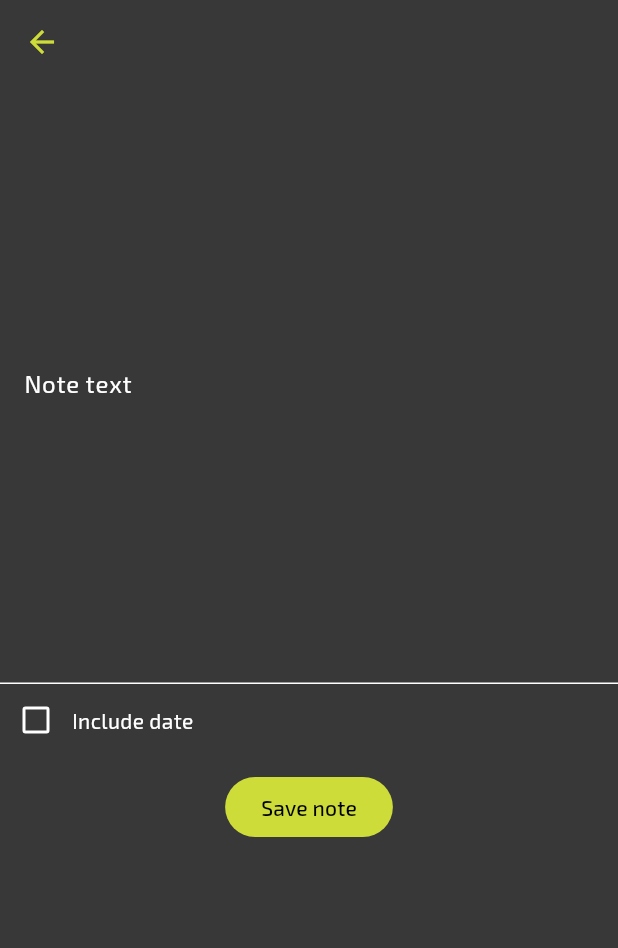
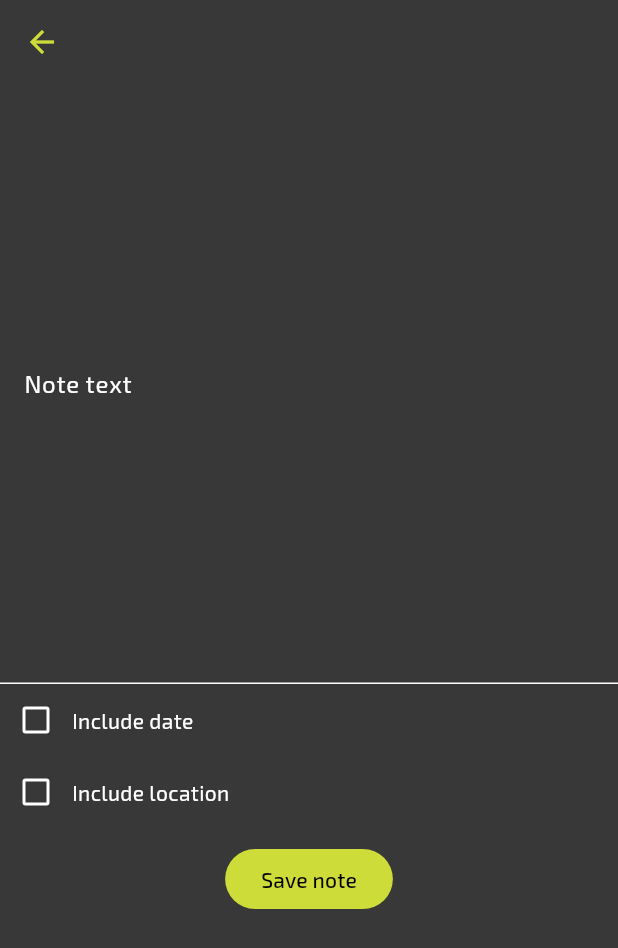
Before and after one commit to tyneon/memoDemo, a Flutter app: the screen it shows after launch, after a tap on the "add" icon, on a phone screen of 412 x 824 dp. Shown: the top 948 px of the screen. Run offline on Flutter 3.47's test engine with Material 2 defaults, Android fonts, the phone set to English and light mode, and no system bars; our stand-ins replace flutter_riverpod, google_fonts, shared_preferences, sqflite; accounts and stored records are empty.

Commit message:
Add location data model, add locations to DB

```diff
--- a/lib/api/db.dart
+++ b/lib/api/db.dart
@@ -1,6 +1,7 @@
 import 'package:sqflite/sqflite.dart';
 import 'package:path/path.dart';
 
+import 'package:memo/src/location.dart';
 import 'package:memo/src/note.dart';
 
 class Db {
@@ -8,26 +9,58 @@ class Db {
   static Future<void> init() async {
     db = await openDatabase(
       join(await getDatabasesPath(), 'memo.db'),
-      version: 1,
+      version: 2,
       onCreate: (db, version) async => _builder(db),
-      // onOpen: _builder,
+      onUpgrade: (db, oldVersion, newVersion) {
+        if (oldVersion == 1 && newVersion == 2) {
+          final batch = db.batch();
+          batch.execute(
+              'CREATE TABLE locations (id INTEGER PRIMARY KEY, lat REAL NOT NULL, lon REAL NOT NULL, address TEXT)');
+          batch.execute('ALTER TABLE notes ADD location_id INT');
+          for (final note in dummyNotesWithLocations) {
+            batch.execute(
+                'INSERT INTO notes (id, text, date_time, timed, location_id) VALUES ("${dummy_notes.length + dummyNotesWithLocations.indexOf(note) + 1}", "${note.text}", "${note.dateTime?.toIso8601String() ?? "null"}", ${note.timed ? 1 : 0}, ${dummyNotesWithLocations.indexOf(note)})');
+            batch.execute(
+                'INSERT INTO locations (id, lat, lon, address) VALUES (${dummyNotesWithLocations.indexOf(note)}, ${note.location!.lat}, ${note.location!.lon}, ${note.location!.address != null ? '"${note.location!.address}"' : 'null'})');
+          }
+          batch.commit();
+        }
+      },
+      onOpen: _builder,
     );
   }
 
   static void _builder(Database db) async {
     final batch = db.batch();
     batch.execute('DROP TABLE IF EXISTS notes');
+    batch.execute('DROP TABLE IF EXISTS reminders');
+    batch.execute('DROP TABLE IF EXISTS locations');
     batch.execute(
-        'CREATE TABLE IF NOT EXISTS notes (id INTEGER PRIMARY KEY, text TEXT NOT NULL, date_time TEXT, timed INTEGER NOT NULL)');
+        'CREATE TABLE IF NOT EXISTS notes (id INTEGER PRIMARY KEY, text TEXT NOT NULL, date_time TEXT, timed INTEGER NOT NULL, location_id INTEGER)');
     batch.execute(
         'CREATE TABLE IF NOT EXISTS reminders (id INTEGER PRIMARY KEY, date_time TEXT NOT NULL, note_id INTEGER NOT NULL, UNIQUE(date_time, note_id))');
+    batch.execute(
+        'CREATE TABLE locations (id INTEGER PRIMARY KEY, lat REAL NOT NULL, lon REAL NOT NULL, address TEXT)');
     for (final note in dummy_notes) {
+      final noteId = dummy_notes.indexOf(note) + 1;
       batch.execute(
-          'INSERT INTO notes (id, text, date_time, timed) VALUES ("${dummy_notes.indexOf(note) + 1}", "${note.text}", "${note.dateTime?.toIso8601String() ?? "null"}", ${note.timed ? 1 : 0})');
+          'INSERT INTO notes (id, text, date_time, timed) VALUES ("$noteId", "${note.text}", "${note.dateTime?.toIso8601String() ?? "null"}", ${note.timed ? 1 : 0})');
       for (final reminder in note.reminders) {
         batch.execute(
-            'INSERT OR IGNORE INTO reminders (date_time, note_id) VALUES ("${reminder.toIso8601String()}", ${dummy_notes.indexOf(note) + 1})');
+            'INSERT OR IGNORE INTO reminders (date_time, note_id) VALUES ("${reminder.toIso8601String()}", $noteId)');
       }
+    }
+    for (final note in dummyNotesWithLocations) {
+      final noteId =
+          dummy_notes.length + dummyNotesWithLocations.indexOf(note) + 1;
+      batch.execute(
+          'INSERT INTO notes (id, text, date_time, timed, location_id) VALUES ("$noteId", "${note.text}", "${note.dateTime?.toIso8601String() ?? "null"}", ${note.timed ? 1 : 0}, ${dummyNotesWithLocations.indexOf(note)})');
+      for (final reminder in note.reminders) {
+        batch.execute(
+            'INSERT OR IGNORE INTO reminders (date_time, note_id) VALUES ("${reminder.toIso8601String()}", $noteId)');
+      }
+      batch.execute(
+          'INSERT INTO locations (id, lat, lon, address) VALUES (${dummyNotesWithLocations.indexOf(note)}, ${note.location!.lat}, ${note.location!.lon}, ${note.location!.address != null ? '"${note.location!.address}"' : 'null'})');
     }
     batch.commit();
   }
@@ -36,7 +69,7 @@ class Db {
   static Future<List<Note>> getAll() async {
     final result = await db.query(
       'notes',
-      columns: ['id', 'text', 'date_time', 'timed'],
+      columns: ['id', 'text', 'date_time', 'timed', 'location_id'],
     );
     return Future.wait(result
         .map((data) async => Note(
@@ -44,9 +77,22 @@ class Db {
               id: data['id'] as int,
               dateTime: DateTime.tryParse(data['date_time'] as String),
               timed: (data['timed'] as int) == 1,
+              location: data['location_id'] == null
+                  ? null
+                  : await readLocationForNote(id: data['location_id'] as int),
               reminders: await readRemindersForNote(id: data['id'] as int),
             ))
         .toList());
+  }
+
+  static Future<int?> _getLocationIdFromNote(int id) async {
+    final result = await db.query(
+      'notes',
+      columns: ['location_id'],
+      where: 'id = ?',
+      whereArgs: [id],
+    );
+    return result.firstOrNull?['location_id'] as int?;
   }
 
   static Future<List<DateTime>> readRemindersForNote({required int id}) async {
@@ -61,19 +107,36 @@ class Db {
         .toList();
   }
 
+  static Future<Location?> readLocationForNote({required int id}) async {
+    final resultList = await db.query(
+      'locations',
+      columns: ['lat', 'lon', 'address'],
+      where: 'id = ?',
+      whereArgs: [id],
+    );
+    return resultList.isEmpty ? null : Location.fromMap(resultList.first);
+  }
+
   // add
   static Future<Note> add(
     String text,
     DateTime? dateTime,
-    bool timed, [
+    bool timed, {
+    Location? location,
     List<DateTime> reminders = const [],
-  ]) async {
+  }) async {
+    int? locationId;
+    if (location != null) {
+      locationId = await db.insert('locations', location.toMap());
+    }
+
     final id = await db.insert(
       'notes',
       {
         'text': text,
         'date_time': dateTime?.toIso8601String(),
         'timed': timed ? 1 : 0,
+        'location_id': locationId,
       },
     );
 
@@ -88,15 +151,22 @@ class Db {
         );
       }
     }
-    return Note(text, id: id, dateTime: dateTime, timed: timed);
+    return Note(
+      text,
+      id: id,
+      dateTime: dateTime,
+      timed: timed,
+      location: location,
+    );
   }
 
   // update
-  static Future<Note> update(
+  static Future<void> update(
     int id,
     String text,
     DateTime? dateTime,
     bool timed,
+    int? locationId,
   ) async {
     id = await db.update(
       'notes',
@@ -104,11 +174,28 @@ class Db {
         'text': text,
         'date_time': dateTime?.toIso8601String(),
         'timed': timed ? 1 : 0,
+        'location_id': locationId,
       },
       where: 'id = ?',
       whereArgs: [id],
     );
-    return Note(text, id: id, dateTime: dateTime, timed: timed);
+  }
+
+  static Future<int> updateLocationForNote(
+    int id,
+    Location location,
+  ) async {
+    final locationId = await _getLocationIdFromNote(id);
+    if (locationId == null) {
+      return await db.insert('locations', location.toMap());
+    } else {
+      return await db.update(
+        'locations',
+        location.toMap(),
+        where: 'id = ?',
+        whereArgs: [locationId],
+      );
+    }
   }
 
   static Future<void> delete({required int id}) async {
@@ -123,4 +210,13 @@ class Db {
       whereArgs: [id],
     );
   }
+
+  static Future<void> deleteLocationForNote(int id) async {
+    final locationId = await _getLocationIdFromNote(id);
+    await db.delete(
+      'locations',
+      where: 'id = ?',
+      whereArgs: [locationId],
+    );
+  }
 }
--- /dev/null
+++ b/lib/src/location.dart
@@ -0,0 +1,36 @@
+class Location {
+  final double lat;
+  final double lon;
+  String? address;
+  Location({
+    required this.lat,
+    required this.lon,
+    this.address,
+  });
+
+  Location.fromMap(Map<String, Object?> data)
+      : lat = data['lat'] as double,
+        lon = data['lon'] as double,
+        address = data['address'] as String?;
+
+  Map<String, Object?> toMap() => {
+        'lat': lat,
+        'lon': lon,
+        'address': address,
+      };
+
+  @override
+  String toString() {
+    return address ?? '$lat, $lon';
+  }
+
+  String get gmapsUrl =>
+      'https://www.google.com/maps/search/?api=1&${address == null ? Uri.encodeComponent('query=$lat,$lon') : Uri.encodeComponent(address!)}';
+}
+
+final dummyLocation = Location(
+  lat: 61.7859675,
+  lon: 34.3523533,
+  address:
+      "Петрозаводский государственный университет, проспект Ленина, Центр (район Петрозаводска), Петрозаводск, Республика Карелия, Россия, 185000",
+);
--- a/lib/ui/editing_screen.dart
+++ b/lib/ui/editing_screen.dart
@@ -3,6 +3,7 @@ import 'package:flutter_riverpod/flutter_riverpod.dart';
 import 'package:intl/intl.dart';
 
 import 'package:memo/helpers.dart';
+import 'package:memo/src/location.dart';
 import 'package:memo/src/note.dart';
 import 'package:memo/src/notes_provider.dart';
 
@@ -23,15 +24,21 @@ class _EditingScreenState extends ConsumerState<EditingScreen> {
   late TextEditingController timeController;
   String noteText = "";
   DateTime? dateTime;
+  Location? location;
   bool pickDate = false;
   bool pickTime = false;
+  bool pickLocation = false;
 
   @override
   void initState() {
     super.initState();
     dateTime = widget.note?.dateTime;
-    pickDate = (widget.note?.dateTime != null);
+    location = widget.note?.location;
+
+    pickDate = (dateTime != null);
     pickTime = widget.note?.timed ?? false;
+    pickLocation = (location != null);
+
     dateController = TextEditingController(
       text: (widget.note == null || widget.note!.dateTime == null)
           ? null
@@ -153,6 +160,20 @@ class _EditingScreenState extends ConsumerState<EditingScreen> {
             ),
           ),
       ],
+      Row(
+        children: [
+          Checkbox.adaptive(
+            value: pickLocation,
+            onChanged: (value) {
+              setState(() {
+                pickLocation = value!;
+                location = pickLocation ? dummyLocation : null; // TODO change
+              });
+            },
+          ),
+          const Text("Include location"),
+        ],
+      ),
       const SizedBox(
         height: 10,
       ),
@@ -174,12 +195,14 @@ class _EditingScreenState extends ConsumerState<EditingScreen> {
                 noteText,
                 pickDate ? dateTime : null,
                 pickTime,
+                pickLocation ? location : null,
               );
             } else {
               notesNotifier.add(
                 noteText,
                 pickDate ? dateTime : null,
                 pickTime,
+                pickLocation ? location : null,
               );
             }
             Navigator.of(context).pop();
--- a/lib/ui/note_info.dart
+++ b/lib/ui/note_info.dart
@@ -95,6 +95,17 @@ class NoteInfo extends StatelessWidget {
                   style: Theme.of(context).textTheme.bodyLarge,
                 ),
               ),
+              if (note.location != null) ...[
+                const Divider(),
+                Text(
+                  "Location:",
+                  style: TextStyle(
+                    fontSize: 24,
+                    color: Theme.of(context).colorScheme.primary,
+                  ),
+                ),
+                Text(note.location.toString()),
+              ],
               const Divider(),
               Text(
                 "Reminders:",
```
Also changed, not shown: lib/src/note.dart (+44 -3 lines), lib/src/notes_provider.dart (+37 -8 lines), 1 other file.
